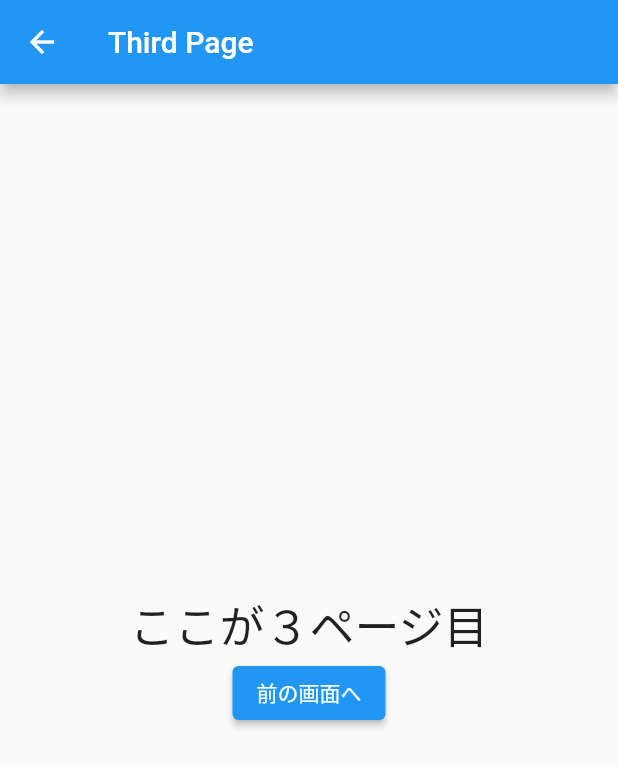
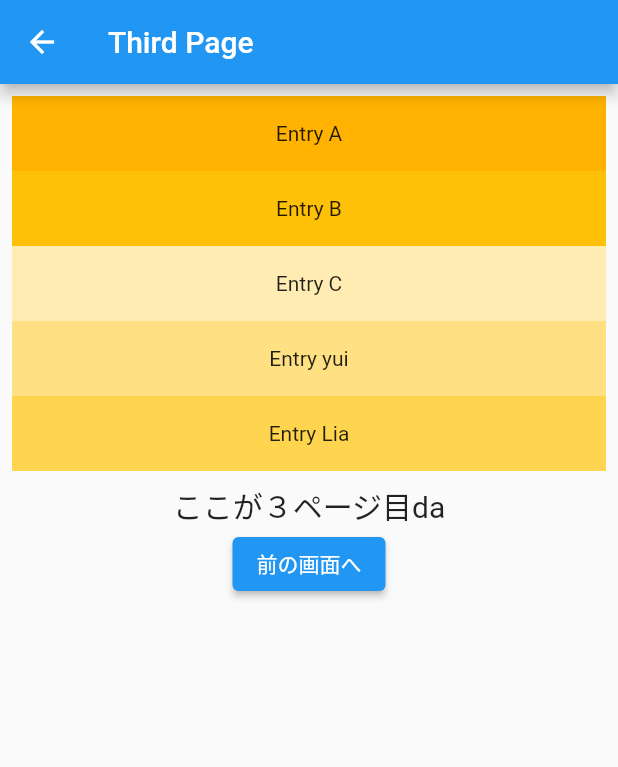
Before and after one commit to y129may9th/testing_app, a Flutter app: the ThirdPage screen opened directly, on a phone screen of 412 x 824 dp. Shown: the top 767 px of the screen. Run offline on Flutter 3.47's test engine with Material 2 defaults, Android fonts, the phone set to English and light mode, and no system bars.

Commit message:
feat: use ListView

```diff
--- a/lib/third_page.dart
+++ b/lib/third_page.dart
@@ -1,7 +1,8 @@
 import 'package:flutter/material.dart';
 
 class ThirdPage extends StatelessWidget {
-  const ThirdPage({super.key});
+  final List<String> entries = <String>['A', 'B', 'C', 'yui', 'Lia'];
+  final List<int> colorCodes = <int>[600, 500, 100, 200, 300];
 
   @override
   Widget build(BuildContext context) {
@@ -9,14 +10,31 @@ class ThirdPage extends StatelessWidget {
       appBar: AppBar(
         title: const Text('Third Page'),
       ),
-      body: Center(
-        child: Column(
-          mainAxisAlignment: MainAxisAlignment.center,
+      body: Column(
+        children: [
+          ListView.builder(
+            shrinkWrap: true,
+            physics: const NeverScrollableScrollPhysics(),
+            padding: const EdgeInsets.all(8),
+            itemCount: entries.length,
+            itemBuilder: (BuildContext context, int index) {
+              return Container(
+                height: 50,
+                color: Colors.amber[colorCodes[index]],
+                child: Center(
+                  child: Text(
+                    'Entry ${entries[index]}',
+                  ),
+                ),
+              );
+            },
+          ),
+          Column(
             children: [
               const Text(
-              'ここが３ページ目',
+                'ここが３ページ目da',
                 style: TextStyle(
-                fontSize: 30,
+                  fontSize: 20,
                 ),
               ),
               ElevatedButton(
@@ -27,6 +45,7 @@ class ThirdPage extends StatelessWidget {
               ),
             ],
           ),
+        ],
       ),
     );
   }
```
Lines whose indentation alone changed are shown as unchanged.
